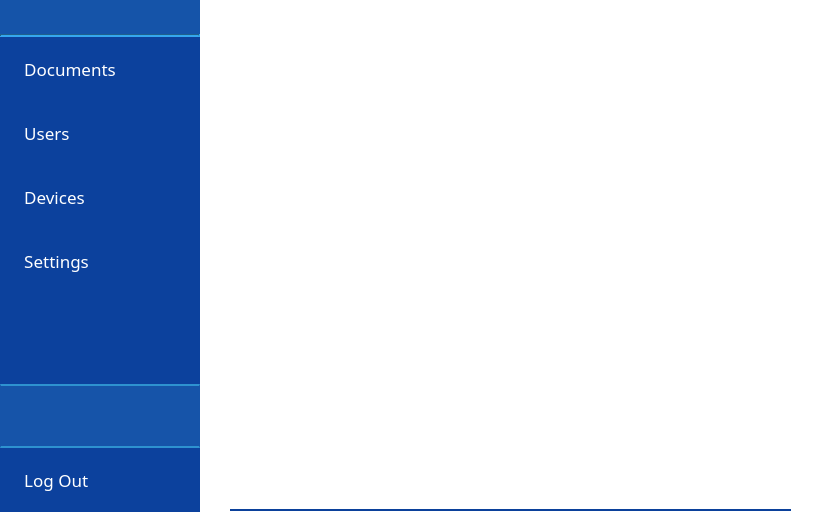
This is parsec/core/gui/forms/main_window.ui in Scille/parsec-cloud as Qt 5 draws it before an edit. The edited form follows.
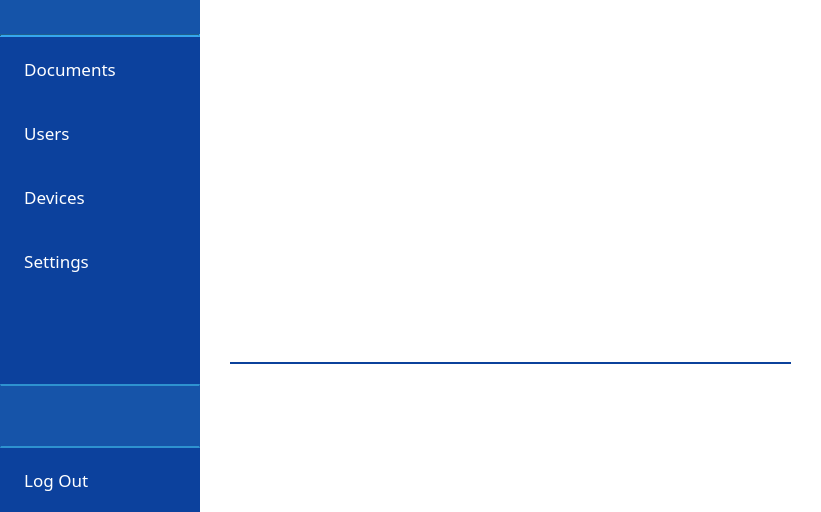
This is the edited form. Icons and pictures are not drawn.

Diff of the .ui file:
```diff
--- a/parsec/core/gui/forms/main_window.ui
+++ b/parsec/core/gui/forms/main_window.ui
@@ -36,6 +36,13 @@
 {
 background-color: rgb(45, 144, 209);
 color: rgb(255, 255, 255);
+}
+
+QToolTip
+{
+background-color: rgb(46, 146, 208);
+border: 1px solid rgb(12, 65, 157);
+color: rgb(255, 255, 255);
 }</string>
   </property>
   <property name="documentMode">
@@ -616,13 +623,31 @@
                <item>
                 <layout class="QHBoxLayout" name="horizontalLayout_4">
                  <property name="spacing">
-                  <number>0</number>
+                  <number>10</number>
                  </property>
                  <property name="rightMargin">
-                  <number>30</number>
+                  <number>0</number>
                  </property>
                  <item>
                   <widget class="QLabel" name="label_title">
+                   <property name="sizePolicy">
+                    <sizepolicy hsizetype="Expanding" vsizetype="Preferred">
+                     <horstretch>0</horstretch>
+                     <verstretch>0</verstretch>
+                    </sizepolicy>
+                   </property>
+                   <property name="minimumSize">
+                    <size>
+                     <width>0</width>
+                     <height>32</height>
+                    </size>
+                   </property>
+                   <property name="maximumSize">
+                    <size>
+                     <width>16777215</width>
+                     <height>32</height>
+                    </size>
+                   </property>
                    <property name="font">
                     <font>
                      <pointsize>16</pointsize>
@@ -637,13 +662,28 @@
                  </item>
                  <item>
                   <widget class="QLabel" name="label_mountpoint">
+                   <property name="minimumSize">
+                    <size>
+                     <width>0</width>
+                     <height>32</height>
+                    </size>
+                   </property>
+                   <property name="maximumSize">
+                    <size>
+                     <width>16777215</width>
+                     <height>32</height>
+                    </size>
+                   </property>
                    <property name="font">
                     <font>
                      <pointsize>13</pointsize>
                     </font>
                    </property>
                    <property name="styleSheet">
-                    <string notr="true">color: rgb(124, 133, 166);</string>
+                    <string notr="true">QLabel#label_mountpoint
+{
+color: rgb(124, 133, 166);
+}</string>
                    </property>
                    <property name="text">
                     <string/>
```
Left out of the diff: 38 changed lines with no effect on the pictures.
